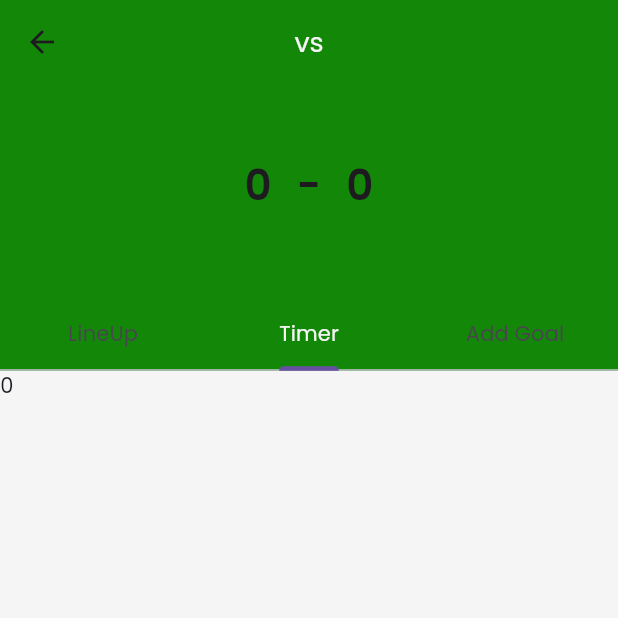
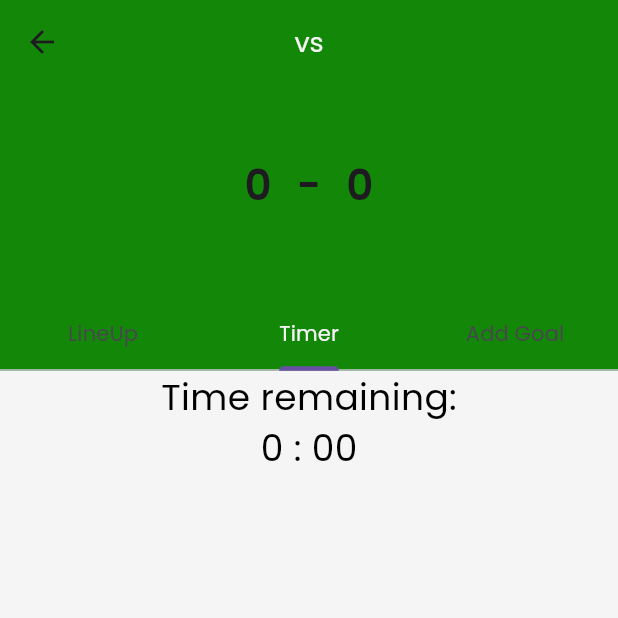
Before and after one commit to ashishsapkota1/Football-Host, a Flutter app: the StartMatch screen opened directly with empty values, tab 2 chosen, on a phone screen of 412 x 824 dp, the top half of it. Run offline on Flutter 3.47's test engine with Material 3 defaults, Android fonts, the phone set to English and light mode, and no system bars; our stand-ins replace another_flushbar, audioplayers, flutter_slidable, fluttertoast, sqflite; accounts and stored records are empty.

```diff
--- a/lib/main.dart
+++ b/lib/main.dart
@@ -2,6 +2,7 @@ import 'package:flutter/material.dart';
 import 'package:football_host/resources/utils/routes/routes.dart';
 import 'package:football_host/resources/utils/routes/routes_name.dart';
 import 'package:football_host/view_model/home_view_model.dart';
+import 'package:football_host/view_model/matchViewModel/match_timer_model.dart';
 import 'package:football_host/view_model/matchViewModel/match_view_model.dart';
 import 'package:football_host/view_model/matchViewModel/schedule_view_model.dart';
 import 'package:football_host/view_model/navbar_view_model.dart';
@@ -32,7 +33,8 @@ class MyApp extends StatelessWidget {
         ChangeNotifierProvider(create: (context) => PlayerViewModel()),
         ChangeNotifierProvider(create: (context) => TeamNameViewModel()),
         ChangeNotifierProvider(create: (context) => MatchViewModel()),
-        ChangeNotifierProvider(create: (context) => ScheduleViewModel())
+        ChangeNotifierProvider(create: (context) => ScheduleViewModel()),
+        ChangeNotifierProvider(create: (context) => MatchTimerViewModel()),
       ],
       child:  MaterialApp(
         theme: ThemeData(fontFamily: 'Poppins'),
--- a/lib/resources/components/floating_button.dart
+++ b/lib/resources/components/floating_button.dart
@@ -1,5 +1,4 @@
 import 'package:flutter/material.dart';
-import 'package:football_host/data/model/team_model.dart';
 import 'package:football_host/resources/app_colors.dart';
 import 'package:football_host/resources/utils/utils.dart';
 import 'package:football_host/view_model/tournamentName_view_model.dart';
--- a/lib/resources/utils/text_styles.dart
+++ b/lib/resources/utils/text_styles.dart
@@ -68,4 +68,9 @@ class TextStyles {
     fontSize: 20
   );
 
+  static const TextStyle timerStyle = TextStyle(
+    color: Colors.black,
+    fontSize: 24
+  );
+
 }
--- a/lib/view/match-view/start_match.dart
+++ b/lib/view/match-view/start_match.dart
@@ -5,8 +5,7 @@ import 'package:football_host/resources/utils/spacing.dart';
 import 'package:football_host/view/match-view/add_goal.dart';
 import 'package:football_host/view/match-view/lineup.dart';
 import 'package:football_host/view/match-view/timer.dart';
-
-import 'package:football_host/view_model/tournamentName_view_model.dart';
+import 'package:football_host/view_model/matchViewModel/match_view_model.dart';
 import 'package:provider/provider.dart';
 import '../../data/model/match/match_model.dart';
 import '../../resources/utils/text_styles.dart';
@@ -23,39 +22,39 @@ class StartMatch extends StatefulWidget {
 class _StartMatchState extends State<StartMatch> with TickerProviderStateMixin {
   late List<Widget> tabs;
 
-
-
-
   @override
   Widget build(BuildContext context) {
-
-    final tournamentNameViewModel = Provider.of<TournamentNameViewModel>(context);
-    int? matchId = tournamentNameViewModel.selectedMatchId;
+    final matchViewModel = Provider.of<MatchViewModel>(context);
+    bool matchStarted = matchViewModel.matchStarted;
     List<Widget> tabs = [
       LineUp(
           team1Id: widget.matches.team1Id,
           team2Id: widget.matches.team2Id,
           team1Name: widget.matches.team1Name,
           team2Name: widget.matches.team2Name),
-
       MatchTimer(),
       AddGoal()
     ];
-    return DefaultTabController(
+    return PopScope(
+      canPop: !matchStarted,
+      child: DefaultTabController(
           length: tabs.length,
-      child: Builder(builder: (BuildContext context){
-        final TabController tabController = DefaultTabController.of(context);
+          child: Builder(
+            builder: (BuildContext context) {
+              final TabController tabController =
+                  DefaultTabController.of(context);
               tabController.addListener(() {
-          if (tabController.indexIsChanging){
+                if (tabController.indexIsChanging) {
                   tabController.index;
                 }
               });
-        return  Scaffold(
+              return Scaffold(
                 backgroundColor: AppColor.backGroundColor,
                 appBar: PreferredSize(
                   preferredSize:
                       Size.fromHeight(Responsive.screenHeight(context) * 0.3),
                   child: AppBar(
+                    automaticallyImplyLeading: !matchStarted,
                     centerTitle: true,
                     backgroundColor: AppColor.appBarColor,
                     title: Text(
@@ -117,7 +116,8 @@ class _StartMatchState extends State<StartMatch> with TickerProviderStateMixin {
                 ),
                 body: TabBarView(children: tabs),
               );
-      },)
+            },
+          )),
     );
   }
 }
--- a/lib/view/match-view/timer.dart
+++ b/lib/view/match-view/timer.dart
@@ -1,33 +1,26 @@
-import 'dart:async';
-
 import 'package:flutter/material.dart';
-import 'package:football_host/view_model/matchViewModel/match_view_model.dart';
+import 'package:football_host/view_model/matchViewModel/match_timer_model.dart';
 import 'package:provider/provider.dart';
 
-class MatchTimer extends StatefulWidget {
+import '../../resources/utils/text_styles.dart';
+
+class MatchTimer extends StatelessWidget {
   const MatchTimer({super.key});
 
   @override
-  State<MatchTimer> createState() => _MatchTimerState();
-}
-
-class _MatchTimerState extends State<MatchTimer> {
-
-
-  int _remainingTimeInSec = 0;
-
-
-
-
-  @override
-  void initState() {
-    super.initState();
-  }
-
-  @override
   Widget build(BuildContext context) {
-    final matchViewModel = Provider.of<MatchViewModel>(context, listen: false);
-    int matchTime = matchViewModel.matchTime;
-    return Text(matchTime.toString());
+    final timerProvider = Provider.of<MatchTimerViewModel>(context);
+    return Column(
+      children: [
+        const Text(
+          "Time remaining:",
+          style: TextStyles.timerStyle,
+        ),
+        Text(
+          timerProvider.remainingTime,
+          style: TextStyles.timerStyle,
+        ),
+      ],
+    );
   }
 }
--- a/lib/view_model/matchViewModel/match_timer_model.dart
+++ b/lib/view_model/matchViewModel/match_timer_model.dart
@@ -0,0 +1,32 @@
+import 'dart:async';
+import 'package:flutter/material.dart';
+
+class MatchTimerViewModel extends ChangeNotifier {
+  late Timer _timer;
+  var _remainingTimeInSec = 0;
+
+  void startTimer(int matchTimeInMinutes) {
+    _remainingTimeInSec = matchTimeInMinutes * 60; // Convert minutes to seconds
+
+    _timer = Timer.periodic(const Duration(seconds: 1), (timer) {
+      if (_remainingTimeInSec > 0) {
+        _remainingTimeInSec -= 1;
+      } else {
+        timer.cancel();
+      }
+      notifyListeners();
+    });
+  }
+
+  String get remainingTime {
+    var minutes = _remainingTimeInSec ~/ 60;
+    var seconds = _remainingTimeInSec % 60;
+    return '$minutes : ${seconds.toString().padLeft(2, '0')}';
+  }
+
+  @override
+  void dispose() {
+    _timer.cancel();
+    super.dispose();
+  }
+}
--- a/lib/view_model/matchViewModel/match_view_model.dart
+++ b/lib/view_model/matchViewModel/match_view_model.dart
@@ -1,4 +1,3 @@
-
 import 'package:flutter/foundation.dart';
 import 'package:football_host/data/model/match/match_model.dart';
 
@@ -6,37 +5,43 @@ import '../../data/database_Helper/database_helper.dart';
 
 class MatchViewModel extends ChangeNotifier {
   late List<Matches> _matches = [];
+
   List<Matches> get matches => _matches;
 
-   late int _matchTime = 0 ;
+  late bool _matchStarted = false;
+
+  bool get matchStarted => _matchStarted;
+
+  late int _matchTime = 0;
+
   int get matchTime => _matchTime;
 
- Future<void> addMatches(int tournamentId, Matches matches) async{
-   final int? matchId = await DbHelper.instance.insertMatches(tournamentId, matches);
-   if(matchId != null){
+  Future<void> addMatches(int tournamentId, Matches matches) async {
+    final int? matchId =
+        await DbHelper.instance.insertMatches(tournamentId, matches);
+    if (matchId != null) {
       Matches matches = Matches(id: matchId);
       _matches.add(matches);
       notifyListeners();
-   }else{
+    } else {
       print('failed');
     }
   }
 
-  Future<void> addMatchTime(int matchId, int matchTime) async{
+  Future<void> addMatchTime(int matchId, int matchTime) async {
     await DbHelper.instance.insertMatchTime(matchId, matchTime);
     _matchTime = matchTime;
     notifyListeners();
-
   }
 
- Future<void> getMatches(int tournamentId) async{
+  Future<void> getMatches(int tournamentId) async {
     List<Matches> match = await DbHelper.instance.getMatches(tournamentId);
     _matches = match;
     notifyListeners();
   }
 
   bool matchAlreadyAdded(int scheduleId) {
-   for(Matches matches in _matches) {
+    for (Matches matches in _matches) {
       if (matches.scheduleId == scheduleId) {
         return true;
       }
@@ -44,4 +49,7 @@ class MatchViewModel extends ChangeNotifier {
     return false;
   }
 
+  void matchStartedAlready(bool matchStarted) {
+    _matchStarted = matchStarted;
   }
+}
```
Also changed, not shown: lib/view/match-view/lineup.dart (+27 -7 lines). Lines whose indentation alone changed are shown as unchanged.
